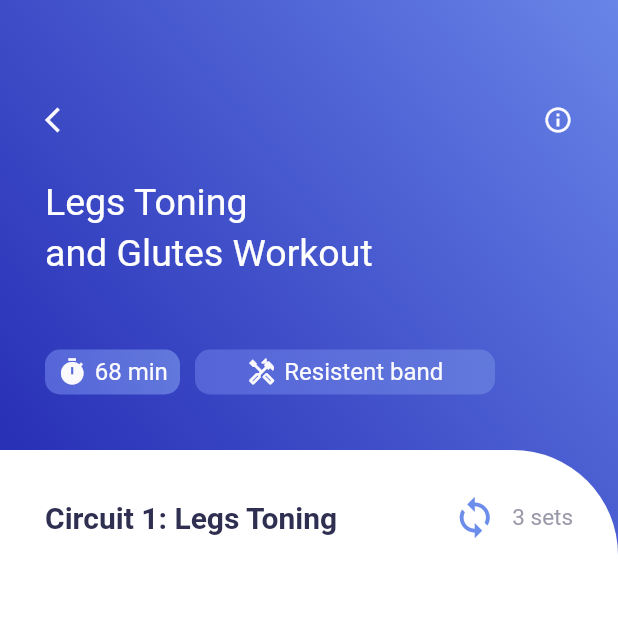
After one commit to vpsines/go_gym, a Flutter app: the screen it shows after launch, after a tap on the "arrow forward" icon, on a phone screen of 412 x 824 dp, the top half of it. The commit adds this screen. Run offline on Flutter 3.47's test engine with Material 2 defaults, Android fonts, the light colour scheme and no system bars; our stand-ins replace get.

Commit message:
feat - add navigation home to excercise screen

```diff
--- a/lib/main.dart
+++ b/lib/main.dart
@@ -1,4 +1,6 @@
 import 'package:flutter/material.dart';
+import 'package:get/get.dart';
+import 'package:go_gym/screens/excercise_screen.dart';
 import 'package:go_gym/screens/home_screen.dart';
 
 void main() {
@@ -11,7 +13,7 @@ class MyApp extends StatelessWidget {
   // This widget is the root of your application.
   @override
   Widget build(BuildContext context) {
-    return MaterialApp(
+    return GetMaterialApp(
       title: 'Flutter Demo',
       theme: ThemeData(
         // This is the theme of your application.
@@ -25,7 +27,7 @@ class MyApp extends StatelessWidget {
         // is not restarted.
         primarySwatch: Colors.blue,
       ),
-      home: HomeScreen(),
+      home: const HomeScreen(),
     );
   }
 }
--- /dev/null
+++ b/lib/screens/excercise_screen.dart
@@ -0,0 +1,216 @@
+import 'dart:convert';
+
+import 'package:flutter/material.dart';
+import 'package:get/get.dart';
+import 'package:go_gym/constants/app_colors.dart';
+
+class ExcerciseScreen extends StatefulWidget {
+  const ExcerciseScreen({super.key});
+
+  @override
+  State<ExcerciseScreen> createState() => _ExcerciseScreenState();
+}
+
+class _ExcerciseScreenState extends State<ExcerciseScreen> {
+
+    List excercises = [];
+
+  initData(){
+      DefaultAssetBundle.of(context).loadString("assets/json/videoinfo.json").then((value){
+        setState(() {
+          excercises =json.decode(value);
+        });
+      });
+  }
+
+  @override
+  void initState() {
+    initData();
+    super.initState();
+  }
+
+  @override
+  Widget build(BuildContext context) {
+    return Scaffold(
+      body: Container(
+        decoration: BoxDecoration(
+          gradient: LinearGradient(colors: [
+            AppColors.gradientFirst.withOpacity(0.9),
+            AppColors.gradientSecond
+          ], begin: const FractionalOffset(0, 0.4), end: Alignment.topRight),
+        ),
+        child: Column(
+          children: [
+            Container(
+              padding: const EdgeInsets.only(top: 70, right: 30, left: 30),
+              width: MediaQuery.of(context).size.width,
+              height: 300,
+              child: Column(
+                crossAxisAlignment: CrossAxisAlignment.start,
+                children: [
+                  Row(
+                    children: [
+                      InkWell(
+                        onTap: (){
+                          Get.back();
+                        },
+                        child: Icon(
+                          Icons.arrow_back_ios,
+                          size: 20,
+                          color: AppColors.secondPageIconColor,
+                        ),
+                      ),
+                      const Expanded(child: SizedBox()),
+                      Icon(
+                        Icons.info_outline,
+                        size: 20,
+                        color: AppColors.secondPageIconColor,
+                      ),
+                    ],
+                  ),
+                  const SizedBox(
+                    height: 30,
+                  ),
+                  Text(
+                    "Legs Toning",
+                    style: TextStyle(
+                      fontSize: 25,
+                      color: AppColors.secondPageTitleColor,
+                    ),
+                  ),
+                  const SizedBox(
+                    height: 5,
+                  ),
+                  Text(
+                    "and Glutes Workout",
+                    style: TextStyle(
+                      fontSize: 25,
+                      color: AppColors.secondPageTitleColor,
+                    ),
+                  ),
+                  const SizedBox(
+                    height: 50,
+                  ),
+                  Row(
+                    children: [
+                      Container(
+                        width: 90,
+                        height: 30,
+                        decoration: BoxDecoration(
+                            borderRadius: BorderRadius.circular(10),
+                            gradient: LinearGradient(
+                              colors: [
+                                AppColors.secondPageContainerGradient1stColor,
+                                AppColors.secondPageContainerGradient2ndColor
+                              ],
+                              begin: Alignment.bottomLeft,
+                              end: Alignment.topRight,
+                            )),
+                        child: Row(
+                          mainAxisAlignment: MainAxisAlignment.center,
+                          children: [
+                            Icon(
+                              Icons.timer,
+                              size: 20,
+                              color: AppColors.secondPageIconColor,
+                            ),
+                            const SizedBox(
+                              width: 5,
+                            ),
+                            Text(
+                              "68 min",
+                              style: TextStyle(
+                                color: AppColors.secondPageIconColor,
+                                fontSize: 16,
+                              ),
+                            )
+                          ],
+                        ),
+                      ),
+                      const SizedBox(
+                        width: 10,
+                      ),
+                      Container(
+                        width: 200,
+                        height: 30,
+                        decoration: BoxDecoration(
+                            borderRadius: BorderRadius.circular(10),
+                            gradient: LinearGradient(
+                              colors: [
+                                AppColors.secondPageContainerGradient1stColor,
+                                AppColors.secondPageContainerGradient2ndColor
+                              ],
+                              begin: Alignment.bottomLeft,
+                              end: Alignment.topRight,
+                            )),
+                        child: Row(
+                          mainAxisAlignment: MainAxisAlignment.center,
+                          children: [
+                            Icon(
+                              Icons.handyman_outlined,
+                              size: 20,
+                              color: AppColors.secondPageIconColor,
+                            ),
+                            const SizedBox(
+                              width: 5,
+                            ),
+                            Text(
+                              "Resistent band",
+                              style: TextStyle(
+                                color: AppColors.secondPageIconColor,
+                                fontSize: 16,
+                              ),
+                            )
+                          ],
+                        ),
+                      ),
+                    ],
+                  )
+                ],
+              ),
+            ),
+            Expanded(
+                child: Container(
+              decoration: BoxDecoration(
+                  color: Colors.white,
+                  borderRadius:
+                      BorderRadius.only(topRight: Radius.circular(70))),
+              child: Column(
+                children: [
+                  const SizedBox(height: 30,),
+                  Row(
+                    children: [
+                                        const SizedBox(width: 30,),
+
+                      Text(
+                        "Circuit 1: Legs Toning",
+                        style: TextStyle(
+                          fontSize: 20,
+                          fontWeight: FontWeight.bold,
+                          color: AppColors.circuitsColor,
+                        ),
+                      ),
+                      const Expanded(child: SizedBox()),
+                      Row(
+                        children: [
+                          Icon(Icons.loop,size: 30,color: AppColors.loopColor),
+                          const SizedBox(width: 10,),
+                          Text("3 sets",
+                          style:TextStyle(
+                            fontSize: 15,
+                            color: AppColors.setsColor
+                          ),)
+                        ],
+                      ),
+                      const SizedBox(width: 30,)
+                    ],
+                  )
+                ],
+              ),
+            ))
+          ],
+        ),
+      ),
+    );
+  }
+}
--- a/lib/screens/home_screen.dart
+++ b/lib/screens/home_screen.dart
@@ -2,7 +2,9 @@ import 'dart:convert';
 import 'dart:ui';
 
 import 'package:flutter/material.dart';
+import 'package:get/get.dart';
 import 'package:go_gym/constants/app_colors.dart';
+import 'package:go_gym/screens/excercise_screen.dart';
 
 class HomeScreen extends StatefulWidget {
   const HomeScreen({super.key});
@@ -94,10 +96,15 @@ class _HomeScreenState extends State<HomeScreen> {
                 const SizedBox(
                   width: 5,
                 ),
-                Icon(
-                  Icons.arrow_forward,
-                  size: 20,
-                  color: AppColors.homePageIcons,
+                InkWell(
+                  onTap: (){
+                    Get.to(() =>const ExcerciseScreen());
+                  },
+                  child: Icon(
+                    Icons.arrow_forward,
+                    size: 20,
+                    color: AppColors.homePageIcons,
+                  ),
                 )
               ],
             ),
```
